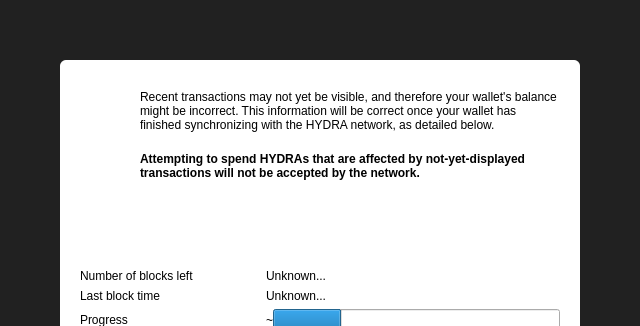
The window that src/qt/forms/modaloverlay.ui (Hydra-Chain/node) describes before a commit, drawn with Qt 5; both pictures show x 0 to 640 and y 0 to 326 of the 640 by 513 pixel window.
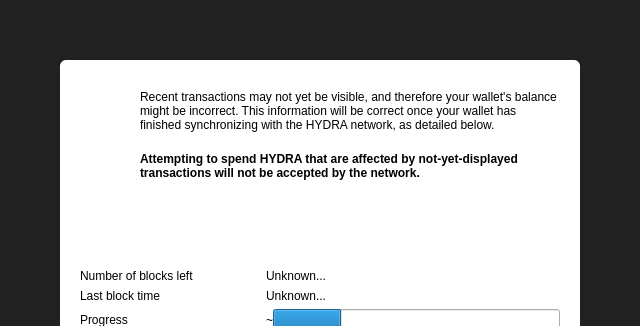
The same window after the commit. Icons and pictures are not drawn. Custom widgets are drawn as their Qt base class.

Commit message: fix hydras strings

The edit to the form file:
```diff
--- a/src/qt/forms/modaloverlay.ui
+++ b/src/qt/forms/modaloverlay.ui
@@ -169,7 +169,7 @@
                     </font>
                    </property>
                    <property name="text">
-                    <string>Attempting to spend HYDRAs that are affected by not-yet-displayed transactions will not be accepted by the network.</string>
+                    <string>Attempting to spend HYDRA that are affected by not-yet-displayed transactions will not be accepted by the network.</string>
                    </property>
                    <property name="textFormat">
                     <enum>Qt::RichText</enum>
```
The commit also changes 78 other files.
